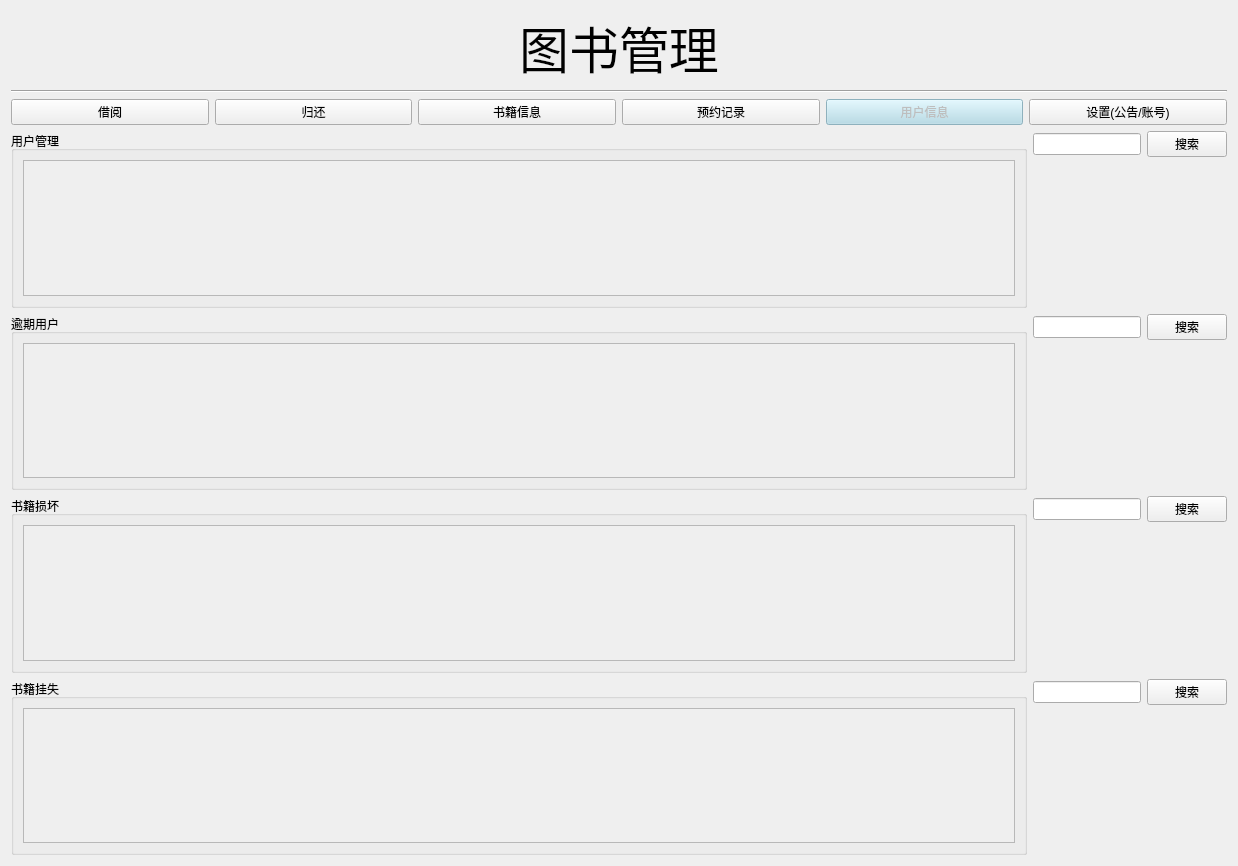
The window that ui_administrator/user_info.ui (mubai632/Python_library) describes before a commit, drawn with Qt 5.
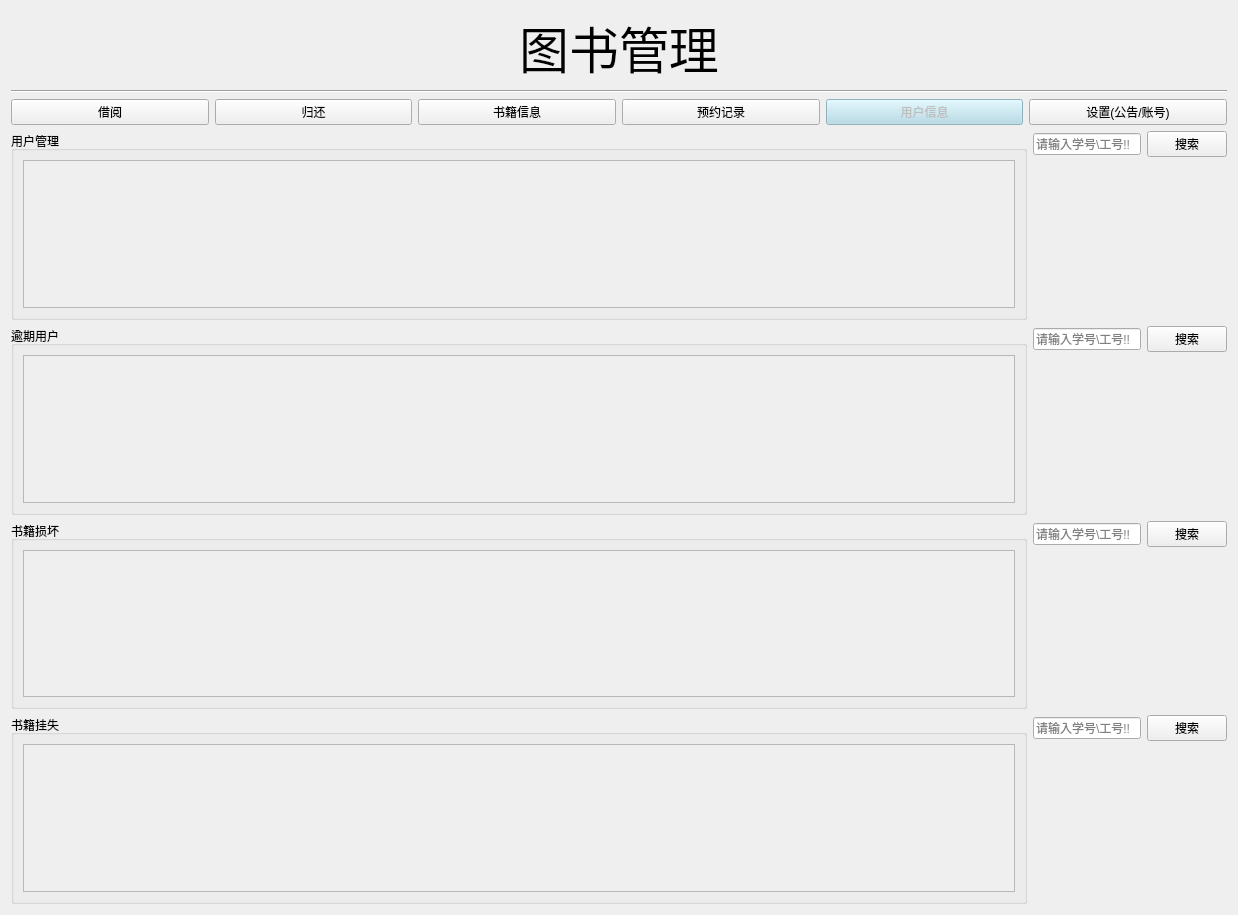
The same window after the commit.

The edit to the form file:
```diff
--- a/ui_administrator/user_info.ui
+++ b/ui_administrator/user_info.ui
@@ -7,13 +7,13 @@
     <x>0</x>
     <y>0</y>
     <width>1238</width>
-    <height>866</height>
+    <height>915</height>
    </rect>
   </property>
   <property name="windowTitle">
    <string>图书管理系统</string>
   </property>
-  <layout class="QVBoxLayout" name="verticalLayout_10">
+  <layout class="QVBoxLayout" name="verticalLayout_10" stretch="0,0,1,1,1,1">
    <item>
     <layout class="QVBoxLayout" name="verticalLayout">
      <item>
@@ -141,7 +141,7 @@
              <x>0</x>
              <y>0</y>
              <width>906</width>
-             <height>133</height>
+             <height>145</height>
             </rect>
            </property>
            <layout class="QVBoxLayout" name="verticalLayout_5"/>
@@ -156,7 +156,11 @@
        <item>
         <layout class="QHBoxLayout" name="horizontalLayout_6">
          <item>
-          <widget class="QLineEdit" name="user_search"/>
+          <widget class="QLineEdit" name="user_search">
+           <property name="placeholderText">
+            <string>请输入学号\工号!!</string>
+           </property>
+          </widget>
          </item>
          <item>
           <widget class="QPushButton" name="user_button">
@@ -203,7 +207,7 @@
              <x>0</x>
              <y>0</y>
              <width>906</width>
-             <height>132</height>
+             <height>145</height>
             </rect>
            </property>
            <layout class="QVBoxLayout" name="verticalLayout_2"/>
@@ -218,7 +222,11 @@
        <item>
         <layout class="QHBoxLayout" name="horizontalLayout_7">
          <item>
-          <widget class="QLineEdit" name="user_overdue"/>
+          <widget class="QLineEdit" name="user_overdue">
+           <property name="placeholderText">
+            <string>请输入学号\工号!!</string>
+           </property>
+          </widget>
          </item>
          <item>
           <widget class="QPushButton" name="overdue_button">
@@ -265,7 +273,7 @@
              <x>0</x>
              <y>0</y>
              <width>906</width>
-             <height>133</height>
+             <height>144</height>
             </rect>
            </property>
            <layout class="QVBoxLayout" name="verticalLayout_3"/>
@@ -280,7 +288,11 @@
        <item>
         <layout class="QHBoxLayout" name="horizontalLayout_8">
          <item>
-          <widget class="QLineEdit" name="book_damage"/>
+          <widget class="QLineEdit" name="book_damage">
+           <property name="placeholderText">
+            <string>请输入学号\工号!!</string>
+           </property>
+          </widget>
          </item>
          <item>
           <widget class="QPushButton" name="damage_button">
@@ -327,7 +339,7 @@
              <x>0</x>
              <y>0</y>
              <width>906</width>
-             <height>132</height>
+             <height>145</height>
             </rect>
            </property>
            <layout class="QVBoxLayout" name="verticalLayout_4"/>
@@ -342,7 +354,11 @@
        <item>
         <layout class="QHBoxLayout" name="horizontalLayout_9">
          <item>
-          <widget class="QLineEdit" name="lost_books"/>
+          <widget class="QLineEdit" name="lost_books">
+           <property name="placeholderText">
+            <string>请输入学号\工号!!</string>
+           </property>
+          </widget>
          </item>
          <item>
           <widget class="QPushButton" name="lost_books_button">
```
Left out of the diff: 2 changed lines with no effect on the pictures.
